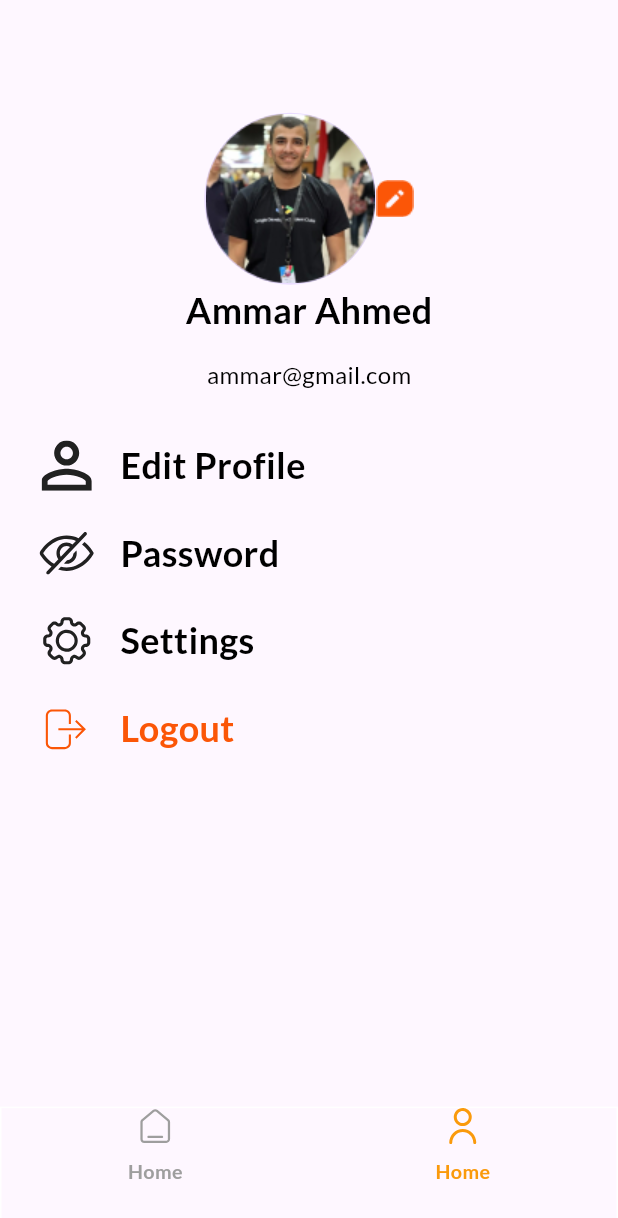
After one commit to Abdullah537-studio/Chef-App, a Flutter app: the HomePage screen opened by its route, after a tap on "Home", on a phone screen of 412 x 824 dp. The commit adds this screen. Shown: the top 1218 px of the screen. Run offline on Flutter 3.47's test engine with Material 3 defaults, Android fonts, the phone set to English and light mode, and no system bars; our stand-ins replace bloc, dartz, dio, easy_localization, equatable, flutter_bloc and 7 more; accounts and stored records are empty; project files that could hold a hidden picture were left out.

Commit message:
do bootom nav bar and cubit nav bar

```diff
--- a/lib/app/splashe_page.dart
+++ b/lib/app/splashe_page.dart
@@ -26,8 +26,7 @@ class _SplasheScreenState extends State<SplasheScreen> {
               (value) => token = value,
             );
         if (token != null) {
-          Navigator.pushReplacementNamed(
-              context, RouteNamedScreens.profilescreen);
+          Navigator.pushReplacementNamed(context, RouteNamedScreens.homeScren);
         } else {
           Navigator.pushReplacementNamed(context, RouteNamedScreens.chooseLang);
         }
--- /dev/null
+++ b/lib/core/cubits/cubit/bootom_navbar_cubit.dart
@@ -0,0 +1,16 @@
+import 'package:bloc/bloc.dart';
+import 'package:chef_app/core/enum/bootm_nav_bar_profile_meal_enum.dart';
+import 'package:equatable/equatable.dart';
+
+part 'bootom_navbar_state.dart';
+
+class BootomNavbarCubit extends Cubit<BootomNavbarState> {
+  BootomNavbarCubit() : super(BootomNavbarState.initial());
+  BootmNavBarProfileMealEnum bootmNavBarProfileMealEnum =
+      BootmNavBarProfileMealEnum.profile;
+  void changeBootmNavBarProfileMealEnum(bool itsProfile) {
+    bootmNavBarProfileMealEnum = itsProfile
+        ? BootmNavBarProfileMealEnum.profile
+        : BootmNavBarProfileMealEnum.meal;
+  }
+}
--- /dev/null
+++ b/lib/core/cubits/cubit/bootom_navbar_state.dart
@@ -0,0 +1,20 @@
+part of 'bootom_navbar_cubit.dart';
+
+class BootomNavbarState extends Equatable {
+  const BootomNavbarState({required this.bootmNavBarProfileMealEnum});
+  final BootmNavBarProfileMealEnum bootmNavBarProfileMealEnum;
+  factory BootomNavbarState.initial() {
+    return const BootomNavbarState(
+        bootmNavBarProfileMealEnum: BootmNavBarProfileMealEnum.profile);
+  }
+  @override
+  bool get stringify => true;
+  @override
+  List<Object> get props => [bootmNavBarProfileMealEnum];
+  BootomNavbarState copyWith(
+      {BootmNavBarProfileMealEnum? bootmNavBarProfileMealEnum}) {
+    return BootomNavbarState(
+        bootmNavBarProfileMealEnum:
+            bootmNavBarProfileMealEnum ?? this.bootmNavBarProfileMealEnum);
+  }
+}
--- /dev/null
+++ b/lib/core/enum/bootm_nav_bar_profile_meal_enum.dart
@@ -0,0 +1,7 @@
+BootmNavBarProfileMealEnum bootmNavBarProfileMealEnum =
+    BootmNavBarProfileMealEnum.profile;
+
+enum BootmNavBarProfileMealEnum {
+  profile,
+  meal,
+}
--- a/lib/core/router/app_router.dart
+++ b/lib/core/router/app_router.dart
@@ -1,4 +1,5 @@
 import 'package:chef_app/app/splashe_page.dart';
+import 'package:chef_app/core/cubits/cubit/bootom_navbar_cubit.dart';
 import 'package:chef_app/core/injection/injection_container.dart';
 import 'package:chef_app/features/auth/presentation/cubits/auth/auth_cubit.dart';
 import 'package:chef_app/features/auth/presentation/pages/choose_lang_page.dart';
@@ -8,7 +9,7 @@ import 'package:chef_app/features/auth/presentation/pages/login_page.dart';
 import 'package:chef_app/features/auth/presentation/pages/register_page.dart';
 import 'package:chef_app/features/profile/presentation/pages/change_password_page.dart';
 import 'package:chef_app/features/profile/presentation/pages/edit_profile_page.dart';
-import 'package:chef_app/features/profile/presentation/pages/profile_page.dart';
+import 'package:chef_app/features/profile/presentation/pages/home_page.dart';
 import 'package:flutter/material.dart';
 import 'package:flutter_bloc/flutter_bloc.dart';
 
@@ -21,9 +22,12 @@ class AppRouter {
         return MaterialPageRoute(
           builder: (_) => const ChooseLangPage(),
         );
-      case RouteNamedScreens.profilescreen:
+      case RouteNamedScreens.homeScren:
         return MaterialPageRoute(
-          builder: (_) => const ProfilePage(),
+          builder: (_) => BlocProvider(
+            create: (context) => BootomNavbarCubit(),
+            child: const HomePage(),
+          ),
         );
 
       case RouteNamedScreens.logiscreen:
@@ -60,7 +64,7 @@ class RouteNamedScreens {
   static const String chooseLang = '/choose_lang';
   static const String logiscreen = '/login_screen';
   static const String registerscreen = '/register_screen';
-  static const String profilescreen = '/profile_screen';
+  static const String homeScren = '/home_screen';
   static const String forgetPassword = '/forget_password';
   static const String createNewPassword = '/create_new_password';
   static const String settingScreenProfile = '/setting_screen_profile';
--- a/lib/features/auth/presentation/pages/login_page.dart
+++ b/lib/features/auth/presentation/pages/login_page.dart
@@ -25,8 +25,7 @@ class LoginPage extends StatelessWidget {
       listener: (context, state) {
         if (state.cubitStatus == CubitStatus.loaded) {
           showToast("success", AppColors.primaryColor);
-          Navigator.pushReplacementNamed(
-              context, RouteNamedScreens.profilescreen);
+          Navigator.pushReplacementNamed(context, RouteNamedScreens.homeScren);
         } else if (state.cubitStatus == CubitStatus.error) {
           showToast(state.message, AppColors.redColor);
         }
--- /dev/null
+++ b/lib/features/profile/presentation/pages/home_page.dart
@@ -0,0 +1,29 @@
+import 'package:chef_app/core/cubits/cubit/bootom_navbar_cubit.dart';
+import 'package:chef_app/core/enum/bootm_nav_bar_profile_meal_enum.dart';
+import 'package:chef_app/features/profile/presentation/widgets/body_meal.dart';
+import 'package:chef_app/features/profile/presentation/widgets/body_profile.dart';
+import 'package:chef_app/features/profile/presentation/widgets/custom_bottom_nav_bar.dart';
+
+import 'package:flutter/material.dart';
+import 'package:flutter_bloc/flutter_bloc.dart';
+import 'package:flutter_screenutil/flutter_screenutil.dart';
+
+class HomePage extends StatelessWidget {
+  const HomePage({super.key});
+
+  @override
+  Widget build(BuildContext context) {
+    return Scaffold(
+      bottomNavigationBar: const CoustomBottomNavigationBar(),
+      body: Padding(
+        padding: EdgeInsets.symmetric(
+          vertical: 74.h,
+        ),
+        child: context.read<BootomNavbarCubit>().bootmNavBarProfileMealEnum ==
+                BootmNavBarProfileMealEnum.meal
+            ? showBodyMeal()
+            : showBodyProfile(),
+      ),
+    );
+  }
+}
--- /dev/null
+++ b/lib/features/profile/presentation/widgets/body_meal.dart
@@ -0,0 +1,5 @@
+import 'package:flutter/material.dart';
+
+Widget showBodyMeal() {
+  return Container();
+}
--- /dev/null
+++ b/lib/features/profile/presentation/widgets/body_profile.dart
@@ -0,0 +1,39 @@
+import 'package:chef_app/core/function/main_text_style.dart';
+import 'package:chef_app/core/widgets/main_text_widget.dart';
+import 'package:chef_app/features/profile/presentation/widgets/profile_operations.dart';
+import 'package:chef_app/strings/color_strings.dart';
+import 'package:chef_app/strings/image_png.dart';
+import 'package:flutter/material.dart';
+import 'package:flutter_screenutil/flutter_screenutil.dart';
+
+Widget showBodyProfile() {
+  return Column(
+    mainAxisAlignment: MainAxisAlignment.start,
+    children: [
+      Row(
+        mainAxisAlignment: MainAxisAlignment.center,
+        children: [
+          CircleAvatar(
+            radius: 56.5.r,
+            child: Image.asset(ImageString.imageTest),
+          ),
+          InkWell(
+            onTap: () {},
+            child: Image.asset(ImageString.editeImageProfile),
+          ),
+        ],
+      ),
+      MainTextWidget(
+          text: "Ammar Ahmed",
+          textStyle: boldStyle(color: AppColors.blackColor)),
+      Padding(
+        padding: EdgeInsets.only(bottom: 20.h, top: 14.h),
+        child: MainTextWidget(
+          text: "ammar@gmail.com",
+          textStyle: regularStyle(),
+        ),
+      ),
+      const ProfileOperations()
+    ],
+  );
+}
--- /dev/null
+++ b/lib/features/profile/presentation/widgets/custom_bottom_nav_bar.dart
@@ -0,0 +1,53 @@
+import 'package:chef_app/core/cubits/cubit/bootom_navbar_cubit.dart';
+import 'package:chef_app/core/enum/bootm_nav_bar_profile_meal_enum.dart';
+import 'package:chef_app/features/profile/presentation/widgets/custom_icon_bootom_nav_bar.dart';
+import 'package:chef_app/strings/color_strings.dart';
+import 'package:chef_app/strings/image_svg.dart';
+import 'package:flutter/material.dart';
+import 'package:flutter_bloc/flutter_bloc.dart';
+import 'package:flutter_screenutil/flutter_screenutil.dart';
+
+class CoustomBottomNavigationBar extends StatelessWidget {
+  const CoustomBottomNavigationBar({super.key});
+  @override
+  Widget build(BuildContext context) {
+    return Container(
+      decoration:
+          BoxDecoration(border: Border.all(color: AppColors.whiteColor)),
+      height: 85.h,
+      child: Row(
+        mainAxisAlignment: MainAxisAlignment.spaceAround,
+        children: [
+          CustomIconBootomNavBar(
+            text: "Meal",
+            image: ImageSvg.homeIconBottomNavBar,
+            color:
+                context.read<BootomNavbarCubit>().bootmNavBarProfileMealEnum ==
+                        BootmNavBarProfileMealEnum.meal
+                    ? AppColors.primaryColor
+                    : AppColors.greyColor,
+            ontap: () {
+              context
+                  .read<BootomNavbarCubit>()
+                  .changeBootmNavBarProfileMealEnum(false);
+            },
+          ),
+          CustomIconBootomNavBar(
+            text: "Profile",
+            image: ImageSvg.profileIconBottomNavBar,
+            color:
+                context.read<BootomNavbarCubit>().bootmNavBarProfileMealEnum ==
+                        BootmNavBarProfileMealEnum.profile
+                    ? AppColors.primaryColor
+                    : AppColors.greyColor,
+            ontap: () {
+              context
+                  .read<BootomNavbarCubit>()
+                  .changeBootmNavBarProfileMealEnum(true);
+            },
+          ),
+        ],
+      ),
+    );
+  }
+}
--- /dev/null
+++ b/lib/features/profile/presentation/widgets/custom_icon_bootom_nav_bar.dart
@@ -0,0 +1,41 @@
+import 'package:chef_app/core/function/main_text_style.dart';
+import 'package:chef_app/core/widgets/main_text_widget.dart';
+import 'package:flutter/material.dart';
+import 'package:flutter_screenutil/flutter_screenutil.dart';
+import 'package:flutter_svg/svg.dart';
+
+class CustomIconBootomNavBar extends StatelessWidget {
+  const CustomIconBootomNavBar({
+    super.key,
+    required this.text,
+    required this.image,
+    required this.color,
+    required this.ontap,
+  });
+  final String text;
+  final String image;
+  final Color color;
+  final Function()? ontap;
+  @override
+  Widget build(BuildContext context) {
+    return InkWell(
+      onTap: ontap,
+      child: Column(
+        children: [
+          SvgPicture.asset(
+            image,
+            // ignore: deprecated_member_use
+            color: color,
+          ),
+          Padding(
+            padding: EdgeInsets.symmetric(vertical: 8.h),
+            child: MainTextWidget(
+              text: "Home",
+              textStyle: boldStyle(fontSize: 12.sp, color: color),
+            ),
+          )
+        ],
+      ),
+    );
+  }
+}
```
Also changed, not shown: lib/features/profile/presentation/pages/profile_page.dart (deleted, +0 -99 lines).
